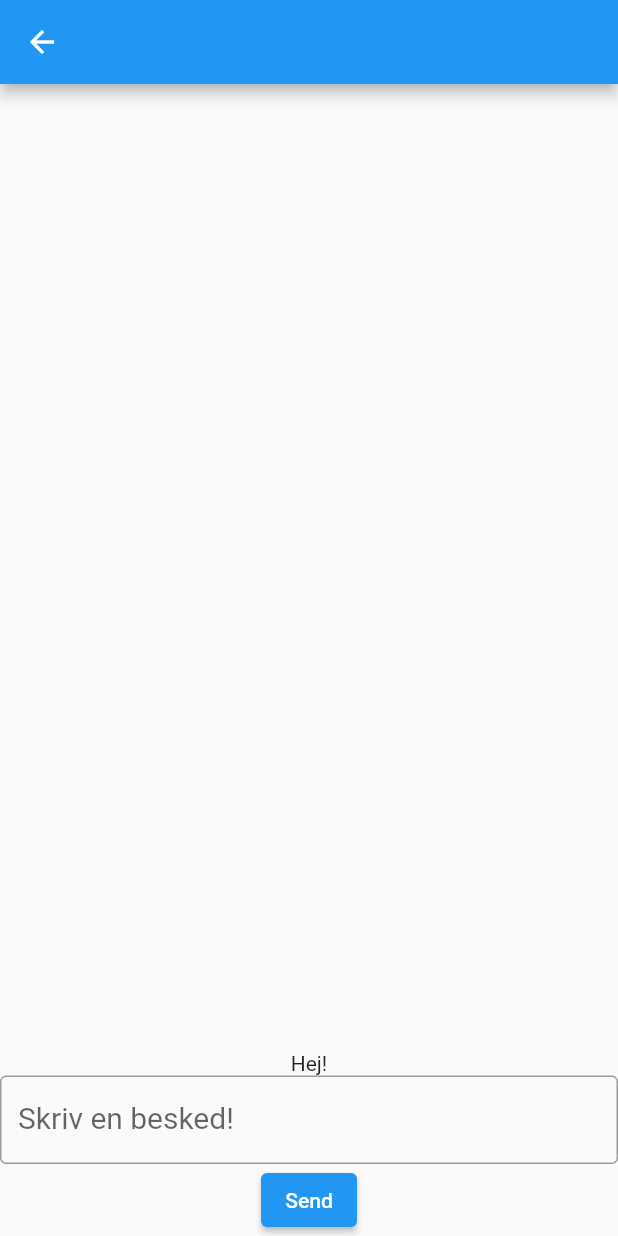
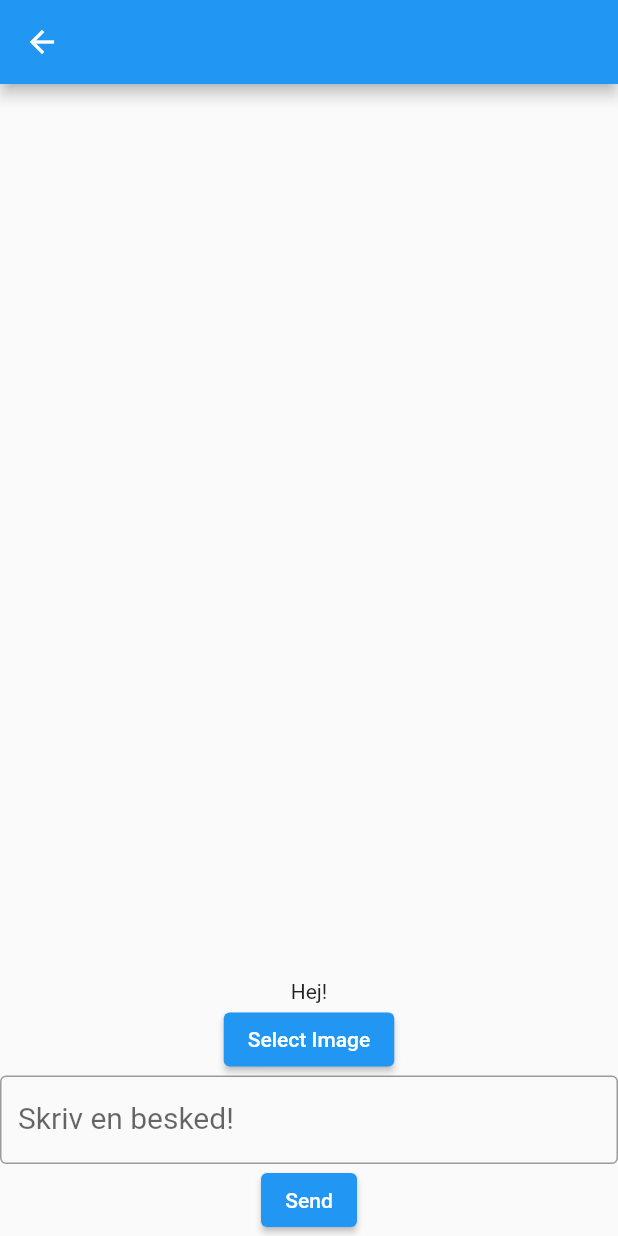
Before and after one commit to Robert-California/flutter_chatapp, a Flutter app: the Room screen opened directly with empty values, after a tap on "Send", on a phone screen of 412 x 824 dp. Run offline on Flutter 3.47's test engine with Material 2 defaults, Android fonts, the phone set to English and light mode, and no system bars; our stand-ins replace cloud_firestore, firebase_auth, firebase_core, firebase_storage, flutter_signin_button, google_sign_in and 1 more; accounts and stored records are empty.

Commit message:
image working

```diff
--- a/lib/pages/room.dart
+++ b/lib/pages/room.dart
@@ -1,7 +1,10 @@
+import 'dart:io';
 import 'package:flutter/material.dart';
 import 'package:firebase_auth/firebase_auth.dart';
 import 'package:cloud_firestore/cloud_firestore.dart';
+import 'package:firebase_storage/firebase_storage.dart';
 import 'homepage.dart';
+import 'package:image_picker/image_picker.dart';
 
 class Room extends StatefulWidget {
   final String roomName;
@@ -15,6 +18,7 @@ class Room extends StatefulWidget {
 class _RoomState extends State<Room> {
   final TextEditingController _messageController = TextEditingController();
   final FirebaseAuth firebaseAuth = FirebaseAuth.instance;
+  File? _imageFile;
 
   @override
   Widget build(BuildContext context) {
@@ -42,6 +46,13 @@ class _RoomState extends State<Room> {
                       final messageDoc = snapshot.data!.docs[index];
                       final message = messageDoc['text'];
                       final user = messageDoc['user'];
+                      if (messageDoc['imageUrl'] != null) {
+                        final imageUrl = messageDoc['imageUrl'];
+                        return ListTile(
+                          title: Text('$user: $message'),
+                          subtitle: Image.network(imageUrl),
+                        );
+                      }
                       return ListTile(
                         title: Text('$user: $message'),
                       );
@@ -49,9 +60,13 @@ class _RoomState extends State<Room> {
                   );
               }
             },
+          )),
+          Text("Hej" + firebaseAuth.currentUser!.displayName.toString() + "!"),
+          _imageFile != null ? Image.file(_imageFile!) : SizedBox(),
+          ElevatedButton(
+            onPressed: _pickImage,
+            child: Text('Select Image'),
           ),
-          ),
-          Text("Hej" + firebaseAuth.currentUser!.displayName.toString() + "!"),
           TextField(
             controller: _messageController,
             decoration: InputDecoration(
@@ -70,20 +85,49 @@ class _RoomState extends State<Room> {
   }
 
   Future<void> _sendMessage() async {
-    if (_messageController.text.trim().isEmpty) return;
+    if (_messageController.text.trim().isEmpty && _imageFile == null) return;
 
     try {
+      String? imageUrl;
+
+      if (_imageFile != null) {
+        final firebaseStorageRef =
+            FirebaseStorage.instance.ref().child(DateTime.now().toString());
+        final uploadTask = firebaseStorageRef.putFile(_imageFile!);
+        final snapshot = await uploadTask.whenComplete(() {});
+
+        if (snapshot.state == TaskState.success) {
+          imageUrl = await snapshot.ref.getDownloadURL();
+        } else {
+          print('Image upload task did not complete successfully');
+        }
+      }
+
       await FirebaseFirestore.instance.collection('messages').add({
         'text': _messageController.text,
         'createdAt': FieldValue.serverTimestamp(),
         'user': FirebaseAuth.instance.currentUser!.displayName,
-        'room': widget.roomName, // Add the room field
+        'room': widget.roomName,
+        'imageUrl': imageUrl,
       });
     } catch (e) {
       print('Error adding message to Firestore: $e');
     }
 
     _messageController.clear();
+    setState(() {
+      _imageFile = null;
+    });
+  }
+
+  Future<void> _pickImage() async {
+    final pickedFile =
+        await ImagePicker().pickImage(source: ImageSource.gallery);
+    if (pickedFile != null) {
+      setState(() {
+        _imageFile = File(pickedFile.path);
+      });
+    }
   }
 
   Stream<QuerySnapshot> getMessagesStream(String roomName) {
--- a/pubspec.yaml
+++ b/pubspec.yaml
@@ -40,6 +40,8 @@ dependencies:
   google_sign_in: ^6.1.0
   flutter_signin_button: ^2.0.0
   cloud_firestore: ^4.5.3
+  firebase_storage: ^11.2.0
+  image_picker: ^0.8.7+5
 
 dev_dependencies:
   flutter_test:
```
Also changed, not shown: lib/pages/chooseRoom.dart (+17 -0 lines), lib/pages/homepage.dart (+20 -1 lines), pubspec.lock, 3 other files. Lines whose indentation alone changed are shown as unchanged.
